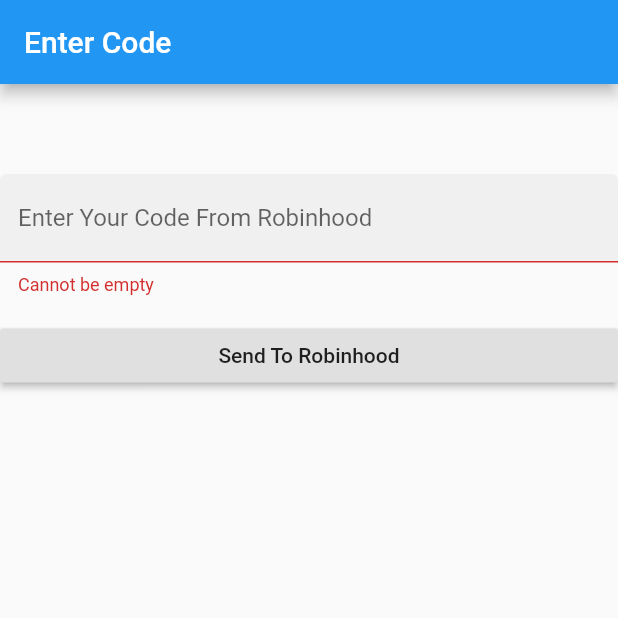
After one commit to nelsonjd/internal, a Flutter app: the RobinhoodChallengeRoute screen opened directly, after a tap on "Send To Robinhood", on a phone screen of 412 x 824 dp, the top half of it. The commit adds this screen. Run offline on Flutter 3.47's test engine with Material 2 defaults, Android fonts, the phone set to English and light mode, and no system bars; network calls fail.

Commit message:
navigation to challenge route

```diff
--- a/lib/main.dart
+++ b/lib/main.dart
@@ -1,15 +1,15 @@
 import 'package:flutter/widgets.dart';
 import 'package:flutter/material.dart';
 
-import 'login_form.dart';
+import 'robinhood_login_form.dart';
 
 class Internal extends StatelessWidget {
   @override
   Widget build(BuildContext context) {
     // TODO: implement build
     return Scaffold(
-      appBar: AppBar(title: Text('Welcome to Internal')),
-      body: new LoginForm(
+      appBar: AppBar(title: Text('Internal')),
+      body: new RobinhoodLoginForm(
       ),
     );
   }
--- /dev/null
+++ b/lib/robinhood_challenge_form.dart
@@ -0,0 +1,67 @@
+import 'package:flutter/widgets.dart';
+import 'package:flutter/material.dart';
+
+class RobinhoodChallengeForm extends StatefulWidget {
+
+  @override
+  RobinhoodChallengeFormState createState() {
+    return RobinhoodChallengeFormState();
+  }
+}
+
+
+class RobinhoodChallengeFormState extends State<RobinhoodChallengeForm> {
+  final _formKey = GlobalKey<FormState>();
+
+  final challengeCodeCtrl = TextEditingController();
+
+  @override
+  void dispose() {
+    challengeCodeCtrl.dispose();
+    super.dispose();
+  }
+
+  @override
+  Widget build(BuildContext context) {
+    return Form(
+      key: _formKey,
+      child: ListView(
+        children: <Widget>[
+          SizedBox(height: 60.0),
+          TextFormField(
+            controller: challengeCodeCtrl,
+            validator: (value) {
+              if (value == null || value.isEmpty) {
+                return 'Cannot be empty';
+              }
+              return null;
+            },
+            decoration: InputDecoration(
+              filled: true,
+              labelText: 'Enter Your Code From Robinhood'
+            ),
+          ),
+          Padding(
+            padding: const EdgeInsets.symmetric(vertical: 16.0),
+            child: RaisedButton(
+              onPressed: () {
+                if (_formKey.currentState.validate()) {
+                  Scaffold.of(context).showSnackBar(
+                    SnackBar(content: Text('processing data')));
+                }
+
+                var challengeCode = challengeCodeCtrl.text;
+
+                print(challengeCode);
+
+
+
+              },
+              child: Text('Send To Robinhood'),
+            )
+          )
+        ],
+      )
+    );
+  }
+}
--- /dev/null
+++ b/lib/robinhood_challenge_route.dart
@@ -0,0 +1,18 @@
+
+import 'package:flutter/widgets.dart';
+import 'package:flutter/material.dart';
+
+import 'robinhood_challenge_form.dart';
+
+class RobinhoodChallengeRoute extends StatelessWidget {
+
+  @override
+  Widget build(BuildContext context) {
+    return Scaffold(
+      appBar: AppBar(
+        title: Text('Enter Code')
+      ),
+      body: RobinhoodChallengeForm()
+    );
+  }
+}
```
Also changed, not shown: lib/robinhood_login_flow.dart (+2 -6 lines), lib/robinhood_login_form.dart (renamed from lib/login_form.dart, +14 -6 lines).
